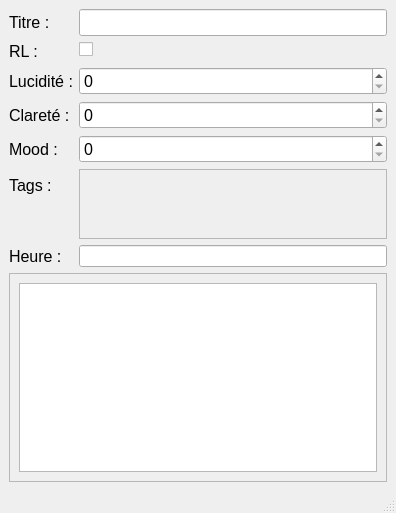
This is src/ui/dream_popup.ui in estebanthi/DreamsAnalyzer as Qt 5 draws it before an edit. The edited form follows.
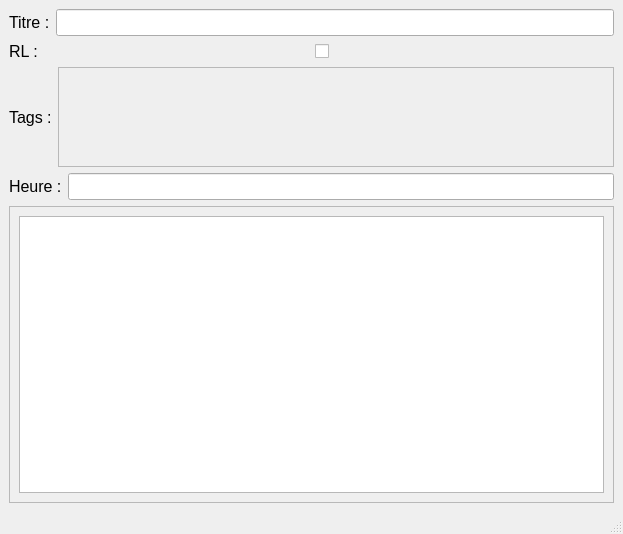
This is the edited form.

Commit message: Home + Tags + Dreams tabs

The edit to the form file:
```diff
--- a/src/ui/dream_popup.ui
+++ b/src/ui/dream_popup.ui
@@ -6,8 +6,8 @@
    <rect>
     <x>0</x>
     <y>0</y>
-    <width>396</width>
-    <height>513</height>
+    <width>623</width>
+    <height>534</height>
    </rect>
   </property>
   <property name="windowTitle">
@@ -16,8 +16,10 @@
   <widget class="QWidget" name="centralwidget">
    <layout class="QVBoxLayout" name="verticalLayout">
     <item>
-     <layout class="QFormLayout" name="formLayout">
-      <item row="0" column="0">
+     <layout class="QVBoxLayout" name="mainLayout">
+      <item>
+       <layout class="QHBoxLayout" name="horizontalLayout">
+        <item>
        <widget class="QLabel" name="label">
         <property name="font">
          <font>
@@ -29,7 +31,7 @@
         </property>
        </widget>
       </item>
-      <item row="0" column="1">
+        <item>
        <widget class="QLineEdit" name="titleInput">
         <property name="font">
          <font>
@@ -38,7 +40,11 @@
         </property>
        </widget>
       </item>
-      <item row="1" column="0">
+       </layout>
+      </item>
+      <item>
+       <layout class="QHBoxLayout" name="horizontalLayout_2">
+        <item>
        <widget class="QLabel" name="label_2">
         <property name="font">
          <font>
@@ -50,7 +56,7 @@
         </property>
        </widget>
       </item>
-      <item row="1" column="1">
+        <item>
        <widget class="QCheckBox" name="rlCheckbox">
         <property name="font">
          <font>
@@ -65,70 +71,11 @@
         </property>
        </widget>
       </item>
-      <item row="2" column="0">
-       <widget class="QLabel" name="label_3">
-        <property name="font">
-         <font>
-          <pointsize>12</pointsize>
-         </font>
-        </property>
-        <property name="text">
-         <string>Lucidité :</string>
-        </property>
-       </widget>
+       </layout>
       </item>
-      <item row="2" column="1">
-       <widget class="QSpinBox" name="lucidityInput">
-        <property name="font">
-         <font>
-          <pointsize>12</pointsize>
-         </font>
-        </property>
-       </widget>
-      </item>
-      <item row="3" column="0">
-       <widget class="QLabel" name="label_4">
-        <property name="font">
-         <font>
-          <pointsize>12</pointsize>
-         </font>
-        </property>
-        <property name="text">
-         <string>Clareté :</string>
-        </property>
-       </widget>
-      </item>
-      <item row="3" column="1">
-       <widget class="QSpinBox" name="clearInput">
-        <property name="font">
-         <font>
-          <pointsize>12</pointsize>
-         </font>
-        </property>
-       </widget>
-      </item>
-      <item row="4" column="0">
-       <widget class="QLabel" name="label_5">
-        <property name="font">
-         <font>
-          <pointsize>12</pointsize>
-         </font>
-        </property>
-        <property name="text">
-         <string>Mood :</string>
-        </property>
-       </widget>
-      </item>
-      <item row="4" column="1">
-       <widget class="QSpinBox" name="moodInput">
-        <property name="font">
-         <font>
-          <pointsize>12</pointsize>
-         </font>
-        </property>
-       </widget>
-      </item>
-      <item row="5" column="0">
+      <item>
+       <layout class="QHBoxLayout" name="horizontalLayout_3">
+        <item>
        <widget class="QLabel" name="label_6">
         <property name="font">
          <font>
@@ -140,7 +87,7 @@
         </property>
        </widget>
       </item>
-      <item row="5" column="1">
+        <item>
        <widget class="QScrollArea" name="scrollArea_2">
         <property name="maximumSize">
          <size>
@@ -161,18 +108,19 @@
           <rect>
            <x>0</x>
            <y>0</y>
-           <width>303</width>
-           <height>69</height>
+             <width>548</width>
+             <height>98</height>
           </rect>
          </property>
          <layout class="QHBoxLayout" name="tagsHorizontalLayout"/>
         </widget>
        </widget>
       </item>
-      <item row="6" column="1">
-       <widget class="QLineEdit" name="hourEdit"/>
+       </layout>
       </item>
-      <item row="6" column="0">
+      <item>
+       <layout class="QHBoxLayout" name="horizontalLayout_4">
+        <item>
        <widget class="QLabel" name="label_7">
         <property name="font">
          <font>
@@ -184,6 +132,17 @@
         </property>
        </widget>
       </item>
+        <item>
+         <widget class="QLineEdit" name="hourEdit">
+          <property name="font">
+           <font>
+            <pointsize>12</pointsize>
+           </font>
+          </property>
+         </widget>
+        </item>
+       </layout>
+      </item>
      </layout>
     </item>
     <item>
@@ -201,8 +160,8 @@
         <rect>
          <x>0</x>
          <y>0</y>
-         <width>376</width>
-         <height>198</height>
+         <width>603</width>
+         <height>231</height>
         </rect>
        </property>
        <layout class="QVBoxLayout" name="verticalLayout_2">
```
Left out of the diff: 4 changed lines with no effect on the pictures. Lines whose indentation alone changed are shown as unchanged. The commit also changes 68 other files.
